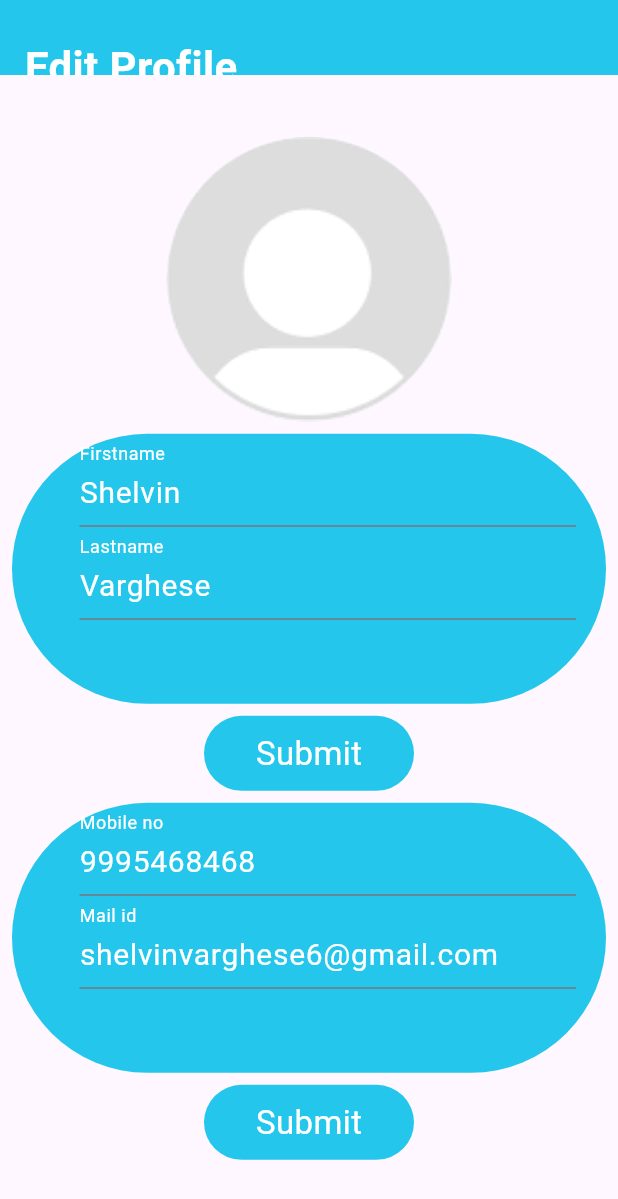
After one commit to Shelvin46/head_x, a Flutter app: the EditProfileOne screen opened directly, on a phone screen of 412 x 824 dp. The commit adds this screen. Shown: the top 1199 px of the screen. Run offline on Flutter 3.47's test engine with Material 2 defaults, Android fonts, the phone set to English and light mode, and no system bars; our stand-ins replace bloc, carousel_slider.

Commit message:
first commit

```diff
--- a/lib/presentation/auth/userSignup.dart
+++ b/lib/presentation/auth/userSignup.dart
@@ -11,6 +11,7 @@ class UserSignup extends StatelessWidget {
   Widget build(BuildContext context) {
     return Scaffold(
       body: SafeArea(
+        child: SingleChildScrollView(
           child: Column(
             children: [
               Row(
@@ -114,6 +115,7 @@ class UserSignup extends StatelessWidget {
             ],
           ),
         ),
+      ),
     );
   }
 }
--- /dev/null
+++ b/lib/presentation/profile/edit_profile/edit_profile_one.dart
@@ -0,0 +1,155 @@
+import 'package:flutter/material.dart';
+import 'package:head_x/core/uiConstWidget.dart';
+import 'package:head_x/presentation/widgets/app_bar_widget.dart';
+
+class EditProfileOne extends StatelessWidget {
+  EditProfileOne({super.key});
+  final nameController = TextEditingController();
+  final lastNameController = TextEditingController();
+  final mobileNoController = TextEditingController();
+  final emailController = TextEditingController();
+
+  @override
+  Widget build(BuildContext context) {
+    nameController.text = "Shelvin";
+    lastNameController.text = "Varghese";
+    mobileNoController.text = "9995468468";
+    emailController.text = "shelvinvarghese6@gmail.com";
+    return Scaffold(
+      appBar: const PreferredSize(
+          preferredSize: Size.fromHeight(50),
+          child: AppBarWidget(
+              title: "Edit Profile", appbarColor: Color(0xFF24C7EB))),
+      body: SingleChildScrollView(
+        child: Column(
+          children: [
+            editGap1,
+            const Center(
+              child: CircleAvatar(
+                radius: 95,
+                backgroundImage: AssetImage("assets/download.png"),
+              ),
+            ),
+            Padding(
+              padding: const EdgeInsets.all(8.0),
+              child: Container(
+                width: double.infinity,
+                height: 180,
+                decoration: BoxDecoration(
+                    color: Color(0xFF24C7EB),
+                    borderRadius: BorderRadius.all(Radius.circular(90))),
+                child: Column(
+                  children: [
+                    Padding(
+                      padding: EdgeInsets.fromLTRB(45, 0, 20, 0),
+                      child: TextField(
+
+                        controller: nameController,
+                        decoration: InputDecoration(
+                            border: UnderlineInputBorder(
+                                borderSide: BorderSide(
+                              color: Colors.white,
+                            )),
+                            labelText: "Firstname",
+                            labelStyle: labelColor),
+                        style: TextStyle(color: Colors.white, fontSize: 20),
+                      ),
+                    ),
+                    Padding(
+                      padding: EdgeInsets.fromLTRB(45, 0, 20, 0),
+                      child: TextField(
+                        controller: lastNameController,
+                        decoration: InputDecoration(
+                            border: UnderlineInputBorder(
+                                borderSide: BorderSide(
+                              color: Colors.white,
+                            )),
+                            labelText: "Lastname",
+                            labelStyle: labelColor),
+                        style: TextStyle(color: Colors.white, fontSize: 20),
+                      ),
+                    ),
+                  ],
+                ),
+              ),
+            ),
+            Container(
+              height: 50,
+              width: 140,
+              decoration: BoxDecoration(
+                  color: Color(0xFF24C7EB),
+                  borderRadius: BorderRadius.all(Radius.circular(90))),
+              child: Center(
+                child: Text(
+                  "Submit",
+                  style: TextStyle(
+                    color: Colors.white,
+                    fontSize: 22,
+                  ),
+                ),
+              ),
+            ),
+            Padding(
+              padding: const EdgeInsets.all(8.0),
+              child: Container(
+                width: double.infinity,
+                height: 180,
+                decoration: BoxDecoration(
+                    color: Color(0xFF24C7EB),
+                    borderRadius: BorderRadius.all(Radius.circular(90))),
+                child: Column(
+                  children: [
+                    Padding(
+                      padding: EdgeInsets.fromLTRB(45, 0, 20, 0),
+                      child: TextField(
+                        controller: mobileNoController,
+                        decoration: InputDecoration(
+                            border: UnderlineInputBorder(
+                                borderSide: BorderSide(
+                              color: Colors.white,
+                            )),
+                            labelText: "Mobile no",
+                            labelStyle: labelColor),
+                        style: TextStyle(color: Colors.white, fontSize: 20),
+                      ),
+                    ),
+                    Padding(
+                      padding: EdgeInsets.fromLTRB(45, 0, 20, 0),
+                      child: TextField(
+                        controller: emailController,
+                        decoration: InputDecoration(
+                            border: UnderlineInputBorder(
+                                borderSide: BorderSide(
+                              color: Colors.white,
+                            )),
+                            labelText: "Mail id",
+                            labelStyle: labelColor),
+                        style: TextStyle(color: Colors.white, fontSize: 20),
+                      ),
+                    ),
+                  ],
+                ),
+              ),
+            ),
+            Container(
+              height: 50,
+              width: 140,
+              decoration: BoxDecoration(
+                  color: Color(0xFF24C7EB),
+                  borderRadius: BorderRadius.all(Radius.circular(90))),
+              child: Center(
+                child: Text(
+                  "Submit",
+                  style: TextStyle(
+                    color: Colors.white,
+                    fontSize: 22,
+                  ),
+                ),
+              ),
+            ),
+          ],
+        ),
+      ),
+    );
+  }
+}
--- a/pubspec.yaml
+++ b/pubspec.yaml
@@ -71,6 +71,7 @@ flutter:
      - assets/2.jpeg
      - assets/3.jpeg
      - assets/4.jpeg
+     - assets/download.png
   # An image asset can refer to one or more resolution-specific "variants", see
   # https://flutter.dev/assets-and-images/#resolution-aware
 
```
Also changed, not shown: lib/core/uiConstWidget.dart (+35 -0 lines), lib/presentation/account/main_account.dart (+27 -7 lines), lib/presentation/auth/userLogin.dart (+7 -5 lines), lib/presentation/order_details/order_summary.dart (added, +272 -0 lines), lib/presentation/payments/payment_screen.dart (added, +130 -0 lines), lib/presentation/product_details/product_details.dart (+12 -1 lines), lib/presentation/profile/addresses/main_address.dart (added, +69 -0 lines), assets/download.png (added), lib/presentation/home/main_home.dart (line endings or trailing spaces), 1 other file. Lines whose indentation alone changed are shown as unchanged.
